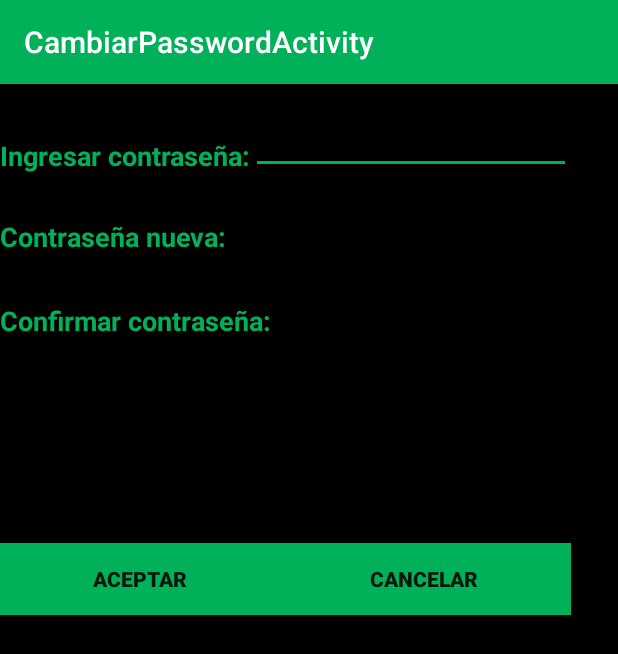
After one commit to jonibarth/MiTouch, an Android app: the CambiarPasswordActivity screen opened directly, with no data from a screen before it, on a phone screen of 412 x 824 dp. The commit adds this screen. Shown: the top 654 px of the screen. Run offline under Robolectric (Android 15) with nearby library versions, the phone set to English and light mode, and no system bars; 2 statements that could not run were skipped.

Commit message:
BD: cambio de password

```diff
--- /dev/null
+++ b/app/src/main/java/com/example/grupo110/mitouchmobile/CambiarPasswordActivity.java
@@ -0,0 +1,118 @@
+package com.example.grupo110.mitouchmobile;
+
+import android.os.Bundle;
+import android.support.design.widget.FloatingActionButton;
+import android.support.design.widget.Snackbar;
+import android.support.v7.app.AppCompatActivity;
+import android.support.v7.widget.Toolbar;
+import android.view.View;
+import android.widget.Button;
+import android.widget.EditText;
+import android.widget.Toast;
+
+import java.sql.ResultSet;
+
+public class CambiarPasswordActivity extends AppCompatActivity {
+
+    private Button volverAMenuSinCambios;
+    private Button volveraMenuCambiosOk;
+    private EditText passwordVieja;
+    private EditText passwordNueva;
+    private EditText passwordNuevaRepite;
+    private int id_usuario;
+    private String password;
+
+    @Override
+    protected void onCreate(Bundle savedInstanceState) {
+        super.onCreate(savedInstanceState);
+        setContentView(R.layout.activity_cambiar_password);
+        id_usuario = getIntent().getExtras().getInt("id");
+
+        Toolbar toolbar = (Toolbar) findViewById(R.id.toolbar);
+        setSupportActionBar(toolbar);
+
+        passwordVieja =(EditText)findViewById(R.id.editTextPasswordVieja);
+        passwordNueva =(EditText)findViewById(R.id.editTextPasswordNueva);
+        passwordNuevaRepite =(EditText)findViewById(R.id.editTextPasswordNuevaRepite);
+        volverAMenuSinCambios = (Button) findViewById(R.id.buttonCancelar);
+        volveraMenuCambiosOk = (Button) findViewById(R.id.buttonAceptar);
+
+        volveraMenuCambiosOk.setOnClickListener(new View.OnClickListener() {
+            @Override
+            public void onClick(View v) {
+                GrabarCambios();
+            }
+        });
+        volverAMenuSinCambios.setOnClickListener(new View.OnClickListener() {
+            @Override
+            public void onClick(View v) {
+                finish();
+            }
+        });
+    }
+
+    private void GrabarCambios() {
+        boolean usuarioOk;
+
+        usuarioOk = buscarUsuario();
+        if(usuarioOk == true)
+        {
+            if(passwordNueva.getText().toString().equals(passwordNuevaRepite.getText().toString()) && !passwordNueva.getText().toString().equals("")) {
+                ActualizarUsuario(passwordNueva.getText().toString());
+                Toast toast2 = Toast.makeText(getApplicationContext(), "Contraseña Actualizada ", Toast.LENGTH_SHORT);
+                toast2.show();
+                finish();
+            }
+            else
+            {
+                passwordVieja.setText("");
+                passwordNueva.setText("");
+                passwordNuevaRepite.setText("");
+                Toast toast2 = Toast.makeText(getApplicationContext(), "Ambas contraseñas no coinciden ", Toast.LENGTH_SHORT);
+                toast2.show();
+            }
+
+        }else
+        {
+            passwordVieja.setText("");
+            passwordNueva.setText("");
+            passwordNuevaRepite.setText("");
+            Toast toast2 = Toast.makeText(getApplicationContext(), "el usuario y la contraseña no coinciden ", Toast.LENGTH_SHORT);
+            toast2.show();
+        }
+    }
+    private boolean buscarUsuario() {
+        password = passwordVieja.getText().toString();
+        String comando;
+        comando = String.format("SELECT * FROM  \"MiTouch\".t_usuarios WHERE usu_id =" + id_usuario +
+                "AND usu_password = '" + password + "';");
+        PostgrestBD baseDeDatos = new PostgrestBD();
+        ResultSet resultSet = baseDeDatos.execute(comando);
+        try {
+            while (resultSet.next()) {
+                System.out.println("base de datos actualizada");
+                return true;
+            }
+        } catch (Exception e) {
+        }
+        return false;
+    }
+
+    private boolean ActualizarUsuario(String nuevaContraseña) {
+        String comando;
+
+        comando = String.format("UPDATE \"MiTouch\".t_usuarios SET usu_password = '"+nuevaContraseña+"' WHERE usu_id = " + id_usuario + ";");
+        System.out.println(comando);
+
+        PostgrestBD baseDeDatos = new PostgrestBD();
+        ResultSet resultSet = baseDeDatos.execute(comando);
+        /*try {
+            if (resultSet.next()) {
+                return true;
+            }
+        } catch (Exception e) {
+        }*/
+        return false;
+    }
+
+}
--- a/app/src/main/java/com/example/grupo110/mitouchmobile/MainMenuActivity.java
+++ b/app/src/main/java/com/example/grupo110/mitouchmobile/MainMenuActivity.java
@@ -42,7 +42,8 @@ public class MainMenuActivity extends AppCompatActivity {
                 finish();
                 return true;
             case R.id.action_settings:
-                Intent mainIntent = new Intent(MainMenuActivity.this, SettingActivity.class);
+                //Intent mainIntent = new Intent(MainMenuActivity.this, SettingActivity.class);
+                Intent mainIntent = new Intent(MainMenuActivity.this, CambiarPasswordActivity.class);
                 mainIntent.putExtra("id",id_usuario);
                 startActivity(mainIntent);
                 return true;
--- a/app/src/main/java/com/example/grupo110/mitouchmobile/PostgrestBD.java
+++ b/app/src/main/java/com/example/grupo110/mitouchmobile/PostgrestBD.java
@@ -11,10 +11,12 @@ import java.sql.ResultSet;
 
 // http://www.androidhive.info/2012/05/how-to-connect-android-with-php-mysql/
     // http://in1.php.net/pg_connect
+    // http://www.javamexico.org/foros/java_enterprise/error_conexion_remota_postgresql_solucionado
+
 public class PostgrestBD  implements Runnable {
 
     private Connection conn;
-    private String host = "10.0.2.2";
+    private String host = "192.168.2.104";
     private String db = "MiTouch";
     private int port = 5432;
     private String user = "postgres";
@@ -33,7 +35,7 @@ public class PostgrestBD  implements Runnable {
         try{
             Class.forName("org.postgresql.Driver");
             this.conn = DriverManager.getConnection(this.url,this.user,this.pass);
-            System.out.println(" ************* Postgresql Conectada! ************* "+ url+ " ************* ");
+           // System.out.println(" ************* Postgresql Conectada! ************* "+ url+ " ************* ");
         }catch (Exception e){
             e.printStackTrace();
             System.err.println(" ************* Error: Cant connect Postgresql! ************* ");
--- /dev/null
+++ b/app/src/main/res/layout/activity_cambiar_password.xml
@@ -0,0 +1,128 @@
+<?xml version="1.0" encoding="utf-8"?>
+<RelativeLayout xmlns:android="http://schemas.android.com/apk/res/android"
+    xmlns:app="http://schemas.android.com/apk/res-auto"
+    xmlns:tools="http://schemas.android.com/tools"
+    android:layout_width="match_parent"
+    android:layout_height="match_parent"
+    android:fitsSystemWindows="true"
+    android:background="#000000"
+    tools:context="com.example.grupo110.mitouchmobile.CambiarPasswordActivity">
+
+    <android.support.design.widget.AppBarLayout
+        android:layout_width="match_parent"
+        android:layout_height="wrap_content"
+        android:theme="@style/AppTheme.AppBarOverlay"
+        android:id="@+id/view2">
+
+        <android.support.v7.widget.Toolbar
+            android:id="@+id/toolbar"
+            android:layout_width="match_parent"
+            android:layout_height="?attr/actionBarSize"
+            android:background="#00b159"
+            app:popupTheme="@style/AppTheme.PopupOverlay" />
+
+    </android.support.design.widget.AppBarLayout>
+
+    <TextView
+        android:layout_width="wrap_content"
+        android:layout_height="wrap_content"
+        android:textAppearance="?android:attr/textAppearanceMedium"
+        android:text="Ingresar contraseña:"
+        android:id="@+id/textViewPasswordVieja"
+        android:layout_below="@+id/view2"
+        android:layout_alignParentLeft="true"
+        android:layout_alignParentStart="true"
+        android:layout_marginTop="35dp"
+        android:textStyle="bold"
+        android:textColor="#00b159" />
+
+    <EditText
+        android:layout_width="wrap_content"
+        android:layout_height="wrap_content"
+        android:inputType="textPassword"
+        android:ems="10"
+        android:id="@+id/editTextPasswordVieja"
+        android:layout_alignBottom="@+id/textViewPasswordVieja"
+        android:layout_toRightOf="@+id/textViewPasswordVieja"
+        android:layout_toEndOf="@+id/textViewPasswordVieja"
+        android:textColor="#00b159"
+        android:textStyle="bold" />
+
+    <TextView
+        android:layout_width="wrap_content"
+        android:layout_height="wrap_content"
+        android:textAppearance="?android:attr/textAppearanceMedium"
+        android:text="Contraseña nueva:"
+        android:id="@+id/textView3"
+        android:layout_below="@+id/textViewPasswordVieja"
+        android:layout_alignParentLeft="true"
+        android:layout_alignParentStart="true"
+        android:layout_marginTop="29dp"
+        android:textStyle="bold"
+        android:textColor="#00b159" />
+
+    <EditText
+        android:layout_width="wrap_content"
+        android:layout_height="wrap_content"
+        android:inputType="textPassword"
+        android:ems="10"
+        android:id="@+id/editTextPasswordNueva"
+        android:layout_alignBottom="@+id/textView3"
+        android:layout_toRightOf="@+id/textViewPasswordVieja"
+        android:layout_toEndOf="@+id/textViewPasswordVieja"
+        android:textColor="#00b159"
+        android:textStyle="bold" />
+
+    <TextView
+        android:layout_width="wrap_content"
+        android:layout_height="wrap_content"
+        android:textAppearance="?android:attr/textAppearanceMedium"
+        android:text="Confirmar contraseña: "
+        android:id="@+id/textViewPasswordNuevaRepite"
+        android:layout_marginTop="31dp"
+        android:textColor="#00b159"
+        android:textStyle="bold"
+        android:layout_below="@+id/textView3"
+        android:layout_alignParentLeft="true"
+        android:layout_alignParentStart="true" />
+
+    <EditText
+        android:layout_width="wrap_content"
+        android:layout_height="wrap_content"
+        android:inputType="textPassword"
+        android:ems="10"
+        android:id="@+id/editTextPasswordNuevaRepite"
+        android:layout_alignBottom="@+id/textViewPasswordNuevaRepite"
+        android:layout_toRightOf="@+id/textViewPasswordNuevaRepite"
+        android:layout_toEndOf="@+id/textViewPasswordNuevaRepite"
+        android:textStyle="bold"
+        android:textColor="#00b159" />
+
+    <Button
+        style="?android:attr/buttonStyleSmall"
+        android:layout_width="wrap_content"
+        android:layout_height="wrap_content"
+        android:text="Aceptar"
+        android:id="@+id/buttonAceptar"
+        android:layout_below="@+id/textViewPasswordNuevaRepite"
+        android:layout_alignParentLeft="true"
+        android:layout_alignParentStart="true"
+        android:layout_marginTop="136dp"
+        android:textStyle="bold"
+        android:background="#00B159"
+        android:layout_toLeftOf="@+id/buttonCancelar"
+        android:layout_toStartOf="@+id/buttonCancelar" />
+
+    <Button
+        android:layout_width="wrap_content"
+        android:layout_height="wrap_content"
+        android:text="Cancelar"
+        android:id="@+id/buttonCancelar"
+        android:layout_alignTop="@+id/buttonAceptar"
+        android:layout_alignRight="@+id/editTextPasswordNueva"
+        android:layout_alignEnd="@+id/editTextPasswordNueva"
+        android:textStyle="bold"
+        android:background="#00B159"
+        android:layout_toEndOf="@+id/textViewPasswordNuevaRepite" />
+
+</RelativeLayout>
--- a/app/src/main/res/layout/content_setting.xml
+++ b/app/src/main/res/layout/content_setting.xml
@@ -43,7 +43,7 @@
         android:layout_height="wrap_content"
         android:textAppearance="?android:attr/textAppearanceLarge"
         android:text="Nombre :"
-        android:id="@+id/textViewNombreCompleto"
+        android:id="@+id/textViewPasswordVieja"
         android:textColor="#00B159"
         android:textStyle="bold"
         android:layout_alignBottom="@+id/editTextNombreCompleto"
@@ -57,7 +57,7 @@
         android:id="@+id/editTextNombreCompleto"
         android:textColor="#00B159"
         android:layout_below="@+id/editTextUsuario"
-        android:layout_toRightOf="@+id/textViewNombreCompleto"
+        android:layout_toRightOf="@+id/textViewPasswordVieja"
         android:layout_alignParentRight="true"
         android:layout_alignParentEnd="true" />
     <TextView
--- a/app/src/main/res/values/strings.xml
+++ b/app/src/main/res/values/strings.xml
@@ -94,4 +94,5 @@
 
     <string name="Menu_lateral">Google Drive</string>
     <string name="Menu_lateral_galeria">Galeria</string>
+    <string name="title_activity_cambiar_password">CambiarPasswordActivity</string>
 </resources>
```
Also changed, not shown: app/src/main/AndroidManifest.xml (+11 -3 lines), app/src/main/java/com/example/grupo110/mitouchmobile/DriveActivity.java (+9 -4 lines), app/src/main/java/com/example/grupo110/mitouchmobile/LoginActivity.java (+4 -5 lines), app/src/main/java/com/example/grupo110/mitouchmobile/SettingActivity.java (+20 -4 lines).
